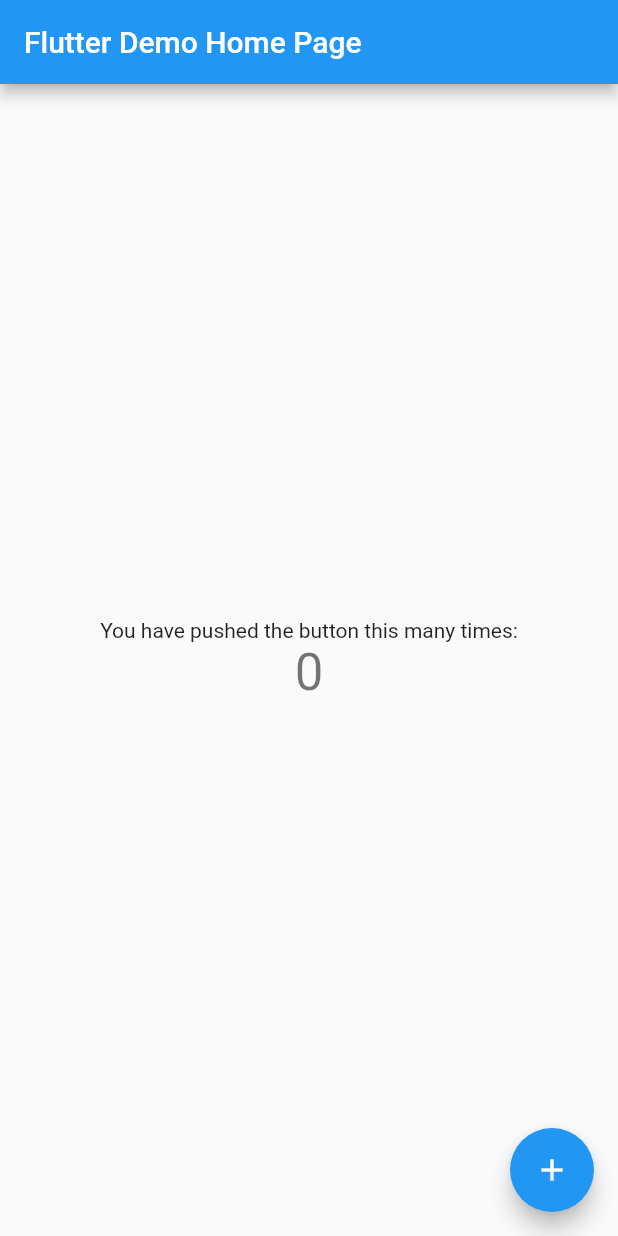
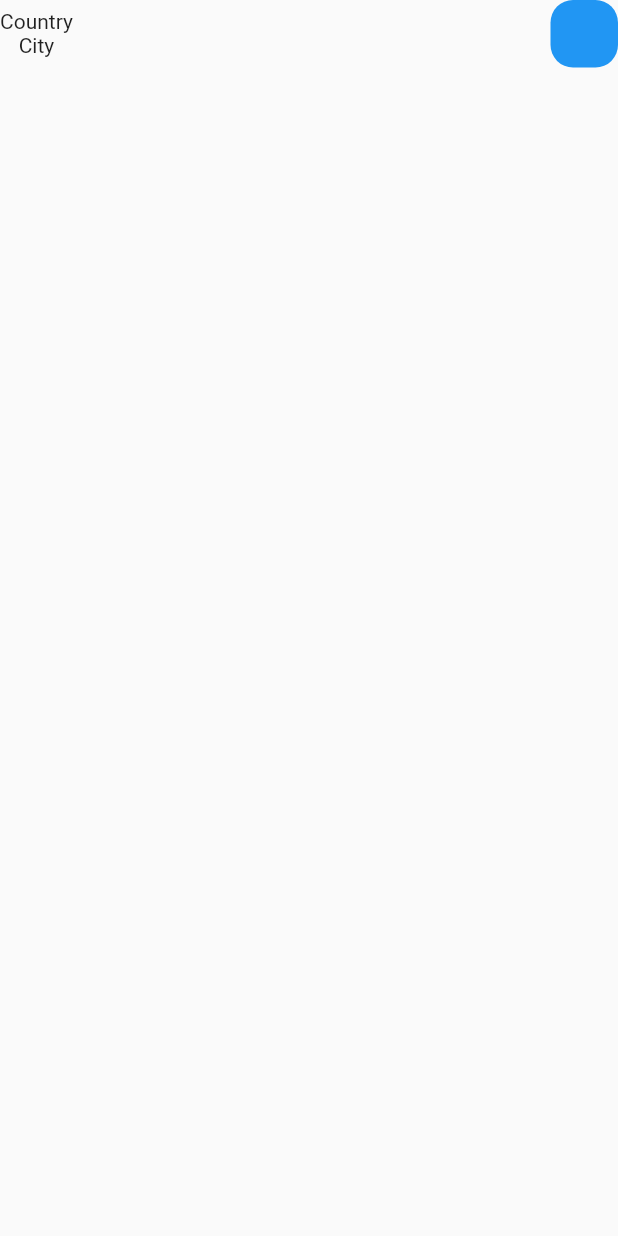
Before and after one commit to Vatkakeko/flutterproject, a Flutter app: the screen it shows after launch, on a phone screen of 412 x 824 dp. Run offline on Flutter 3.47's test engine with Material 2 defaults, Android fonts, the phone set to English and light mode, and no system bars.

Commit message:
project is initialized

```diff
--- a/lib/main.dart
+++ b/lib/main.dart
@@ -1,4 +1,5 @@
 import 'package:flutter/material.dart';
+import 'package:food_delivery_app/main_food_page.dart';
 
 void main() {
   runApp(const MyApp());
@@ -24,7 +25,7 @@ class MyApp extends StatelessWidget {
         // is not restarted.
         primarySwatch: Colors.blue,
       ),
-      home: const MyHomePage(title: 'Flutter Demo Home Page'),
+      home: MainFoodPage(),
     );
   }
 }
--- /dev/null
+++ b/lib/main_food_page.dart
@@ -0,0 +1,43 @@
+import 'package:flutter/cupertino.dart';
+import 'package:flutter/material.dart';
+
+class MainFoodPage extends StatefulWidget {
+  const MainFoodPage({Key? key}) : super(key: key);
+
+  @override
+  State<MainFoodPage> createState() => _MainFoodPage();
+}
+
+class _MainFoodPage extends State<MainFoodPage> {
+  @override
+  Widget build(BuildContext context) {
+    return Scaffold(
+        body: Column(
+      children: [
+        Container(
+          child: Container(
+            child: Row(
+              mainAxisAlignment: MainAxisAlignment.spaceBetween,
+              children: [
+                Column(
+                  children: [
+                    Text("Country"),
+                    Text("City"),
+                  ],
+                ),
+                Container(
+                  width: 45,
+                  height: 45,
+                  decoration: BoxDecoration(
+                    borderRadius: BorderRadius.circular(15),
+                    color: Colors.blue,
+                  ),
+                ),
+              ],
+            ),
+          ),
+        ),
+      ],
+    ));
+  }
+}
--- /dev/null
+++ b/lib/utils/colors.dart
@@ -0,0 +1,17 @@
+import 'dart:ui';
+
+class AppColors{
+  static final Color textColor = const Color(0xFFccc7c5);
+  static final Color mainColor = const Color(0xFF89dad0);
+  //static final Color mainColor = const Color(0xFFfa7552);
+  static final Color iconColor1 = const Color(0xFFffd28d);
+  static final Color iconColor2 = const Color(0xFFfcab88);
+  static final Color paraColor = const Color(0xFF8f837f);
+  static final Color buttonBackgroundColor= const Color(0xFFf7f6f4);
+  static final Color signColor = const Color(0xFFa9a29f);
+  static final Color titleColor = const Color(0xFF5c524f);
+  static final Color mainBlackColor = const Color(0xFF332d2b);
+  //static final Color yellowColor = const Color(0xFFfa7552);
+  static final Color yellowColor = const Color(0xFFffd379);
+
+}
```
Also changed, not shown: pubspec.lock.
